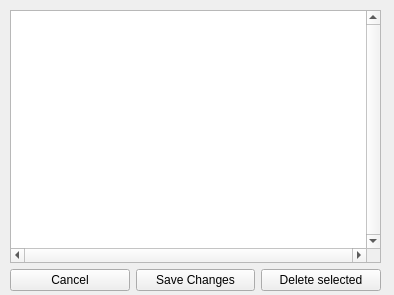
The window that src/view/EditCommittees.ui (RachelSugar/cooper) describes before a commit, drawn with Qt 5.
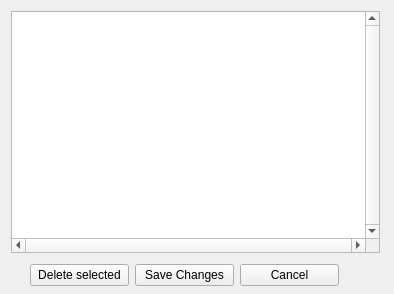
The same window after the commit.

The edit to the form file:
```diff
--- a/src/view/EditCommittees.ui
+++ b/src/view/EditCommittees.ui
@@ -9,24 +9,21 @@
     <x>0</x>
     <y>0</y>
     <width>394</width>
-    <height>295</height>
+    <height>294</height>
    </rect>
   </property>
   <property name="windowTitle" >
    <string>Viewing committees</string>
   </property>
-  <widget class="QWidget" name="layoutWidget" >
-   <property name="geometry" >
-    <rect>
-     <x>10</x>
-     <y>10</y>
-     <width>371</width>
-     <height>281</height>
-    </rect>
-   </property>
-   <layout class="QVBoxLayout" name="verticalLayout" >
-    <item>
      <widget class="QTableView" name="view" >
+   <property name="geometry" >
+    <rect>
+     <x>11</x>
+     <y>11</y>
+     <width>369</width>
+     <height>242</height>
+    </rect>
+   </property>
       <property name="verticalScrollBarPolicy" >
        <enum>Qt::ScrollBarAlwaysOn</enum>
       </property>
@@ -43,23 +40,16 @@
        <bool>true</bool>
       </property>
      </widget>
-    </item>
-    <item>
+  <widget class="QWidget" name="" >
+   <property name="geometry" >
+    <rect>
+     <x>30</x>
+     <y>260</y>
+     <width>309</width>
+     <height>31</height>
+    </rect>
+   </property>
      <layout class="QHBoxLayout" name="horizontalLayout" >
-      <item>
-       <widget class="QPushButton" name="CancelButton" >
-        <property name="text" >
-         <string>Cancel</string>
-        </property>
-       </widget>
-      </item>
-      <item>
-       <widget class="QPushButton" name="SaveButton" >
-        <property name="text" >
-         <string>Save Changes</string>
-        </property>
-       </widget>
-      </item>
       <item>
        <widget class="QPushButton" name="DeleteButton" >
         <property name="text" >
@@ -67,7 +57,19 @@
         </property>
        </widget>
       </item>
-     </layout>
+    <item>
+     <widget class="QPushButton" name="SaveButton" >
+      <property name="text" >
+       <string>Save Changes</string>
+      </property>
+     </widget>
+    </item>
+    <item>
+     <widget class="QPushButton" name="CancelButton" >
+      <property name="text" >
+       <string>Cancel</string>
+      </property>
+     </widget>
     </item>
    </layout>
   </widget>
```
Lines whose indentation alone changed are shown as unchanged.
